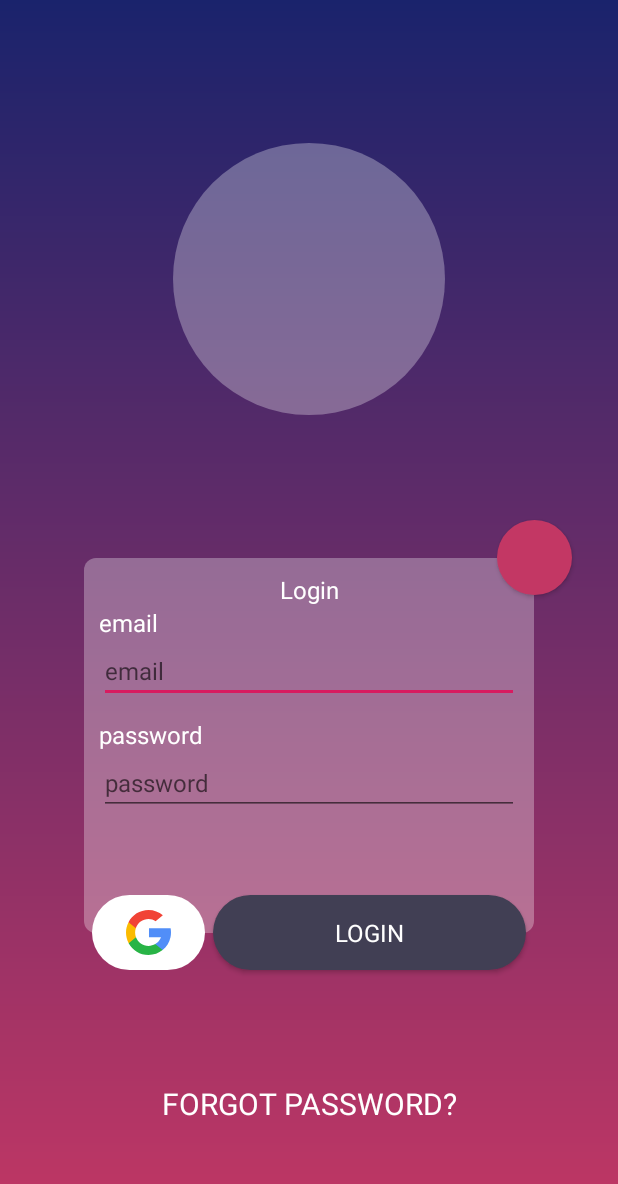
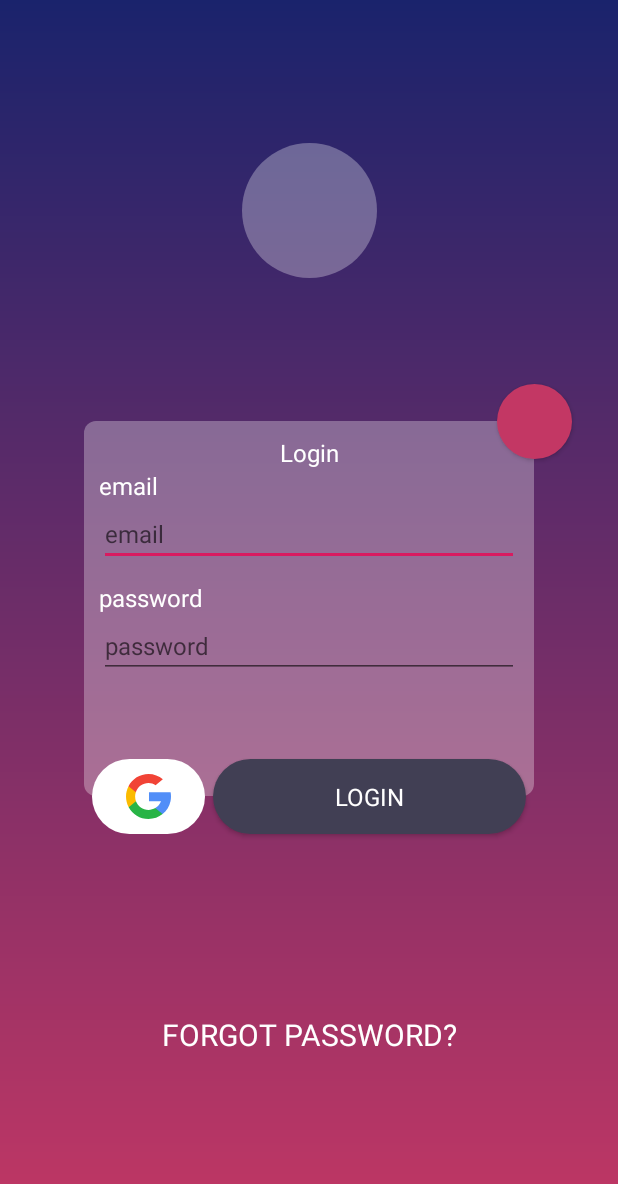
Before and after one commit to Setesh95/Fichapp, an Android app: the screen it shows after launch (MainActivity), on a phone screen of 412 x 824 dp. Shown: the top 1184 px of the screen. Run offline under Robolectric (Android 15) with nearby library versions, the phone set to English and light mode, and no system bars.

Commit message:
[FA-1] change Logo view parameters to better re-scale

```diff
--- a/app/src/main/res/layout/activity_main.xml
+++ b/app/src/main/res/layout/activity_main.xml
@@ -10,13 +10,12 @@
 
     <View
         android:id="@+id/logo"
-        android:layout_width="0dp"
-        android:layout_height="0dp"
-        android:layout_marginTop="95dp"
-        android:layout_marginBottom="95dp"
+        android:layout_width="90dp"
+        android:layout_height="90dp"
+        android:layout_marginTop="50dp"
+        android:layout_marginBottom="50dp"
         android:background="@drawable/login_logo"
         app:layout_constraintBottom_toTopOf="@id/input_card"
-        app:layout_constraintDimensionRatio="W,1:1"
         app:layout_constraintLeft_toLeftOf="parent"
         app:layout_constraintRight_toRightOf="parent"
         app:layout_constraintTop_toTopOf="parent" />
```
